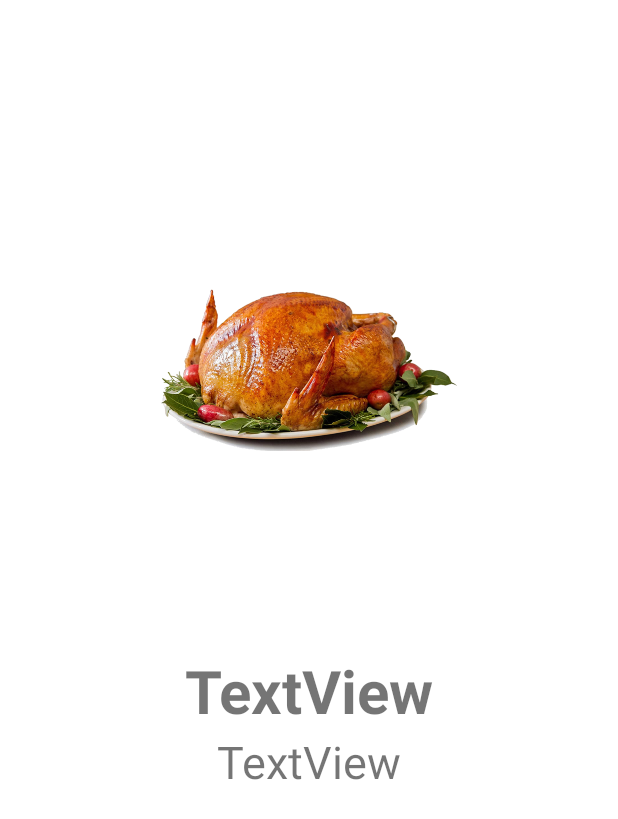
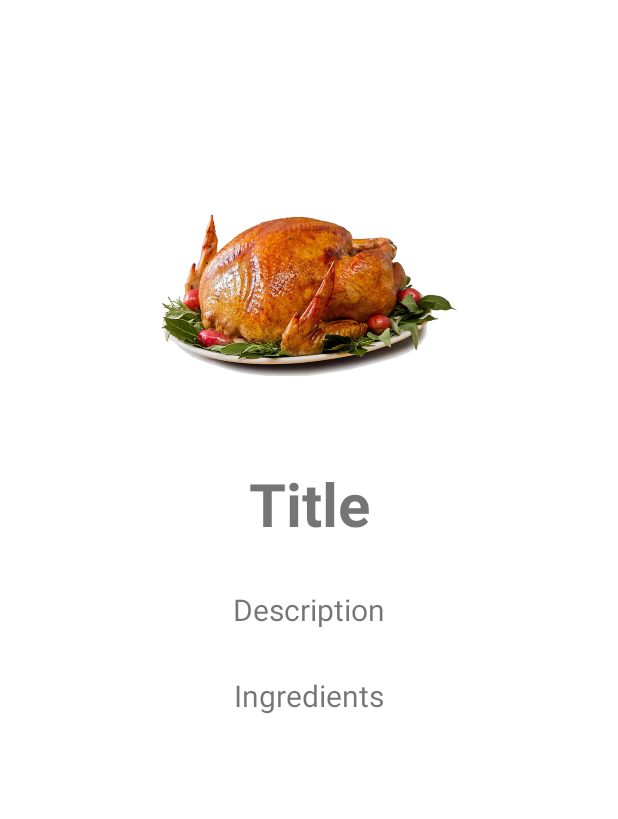
Before and after one commit to Darian-Muel/CP470_MyRecipe, an Android app: the layout activity_popup.xml on its own in the app's theme, with its tools: preview values and no code run, on a phone screen of 412 x 824 dp. Shown: the top 819 px of the screen. Run offline under Robolectric (Android 15) with nearby library versions, the phone set to English and light mode, and no system bars.

Commit message:
ingredients

```diff
--- a/app/src/main/java/com/code/darinmuellerchen/myrecipe/FavouritesActivity.java
+++ b/app/src/main/java/com/code/darinmuellerchen/myrecipe/FavouritesActivity.java
@@ -17,6 +17,7 @@ public class FavouritesActivity extends AppCompatActivity {
     int n = RecipeLists.favList.size();
     String[] s1 = new String[n];
     String[] s2 = new String[n];
+    String[] s3 = new String[n];
     Bitmap[] images = new Bitmap[n];
     private MyAdapter.RecyclerViewCLickListener listener;
     private MyAdapter myAdapter;
@@ -33,6 +34,7 @@ public class FavouritesActivity extends AppCompatActivity {
             Recipe recipe = RecipeLists.favList.get(i);
             s1[i] = recipe.getTitle();
             s2[i] = recipe.getDescription();
+            s3[i] = recipe.getIngredients();
             images[i] = recipe.getImageBitmap();
 
 
@@ -61,6 +63,7 @@ public class FavouritesActivity extends AppCompatActivity {
                 intent.putExtra("Title", RecipeLists.favList.get(position).getTitle());
                 intent.putExtra("Description", RecipeLists.favList.get(position).getDescription());
                 intent.putExtra("Picture", RecipeLists.favList.get(position).getImageBitmap());
+                intent.putExtra("Ingredients", RecipeLists.favList.get(position).getIngredients());
                 startActivity(intent);
             }
 
--- a/app/src/main/res/layout/activity_popup.xml
+++ b/app/src/main/res/layout/activity_popup.xml
@@ -11,7 +11,7 @@
         android:id="@+id/food_picture"
         android:layout_width="197dp"
         android:layout_height="193dp"
-        android:layout_marginTop="150dp"
+        android:layout_marginTop="100dp"
         app:layout_constraintEnd_toEndOf="parent"
         app:layout_constraintStart_toStartOf="parent"
         app:layout_constraintTop_toTopOf="parent"
@@ -21,8 +21,8 @@
         android:id="@+id/food_title"
         android:layout_width="wrap_content"
         android:layout_height="wrap_content"
-        android:layout_marginTop="90dp"
-        android:text="TextView"
+        android:layout_marginTop="15dp"
+        android:text="Title"
         android:textSize="40sp"
         android:textStyle="bold"
         app:layout_constraintEnd_toEndOf="parent"
@@ -33,9 +33,21 @@
         android:id="@+id/food_description"
         android:layout_width="wrap_content"
         android:layout_height="wrap_content"
-        android:text="TextView"
-        android:textSize="30sp"
+        android:layout_marginTop="30dp"
+        android:text="Description"
+        android:textSize="20sp"
         app:layout_constraintEnd_toEndOf="parent"
         app:layout_constraintStart_toStartOf="parent"
         app:layout_constraintTop_toBottomOf="@+id/food_title" />
+
+    <TextView
+        android:id="@+id/food_ingredients"
+        android:layout_width="wrap_content"
+        android:layout_height="wrap_content"
+        android:layout_marginTop="30dp"
+        android:text="Ingredients"
+        android:textSize="20sp"
+        app:layout_constraintEnd_toEndOf="parent"
+        app:layout_constraintStart_toStartOf="parent"
+        app:layout_constraintTop_toBottomOf="@+id/food_description" />
 </androidx.constraintlayout.widget.ConstraintLayout>
```
Also changed, not shown: app/src/main/java/com/code/darinmuellerchen/myrecipe/PopupActivity.java (+6 -2 lines).
